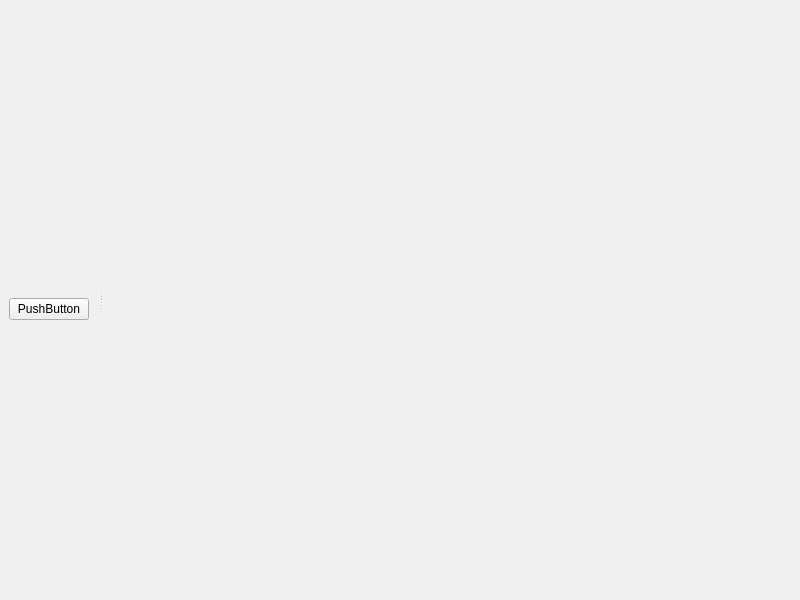
The window that src/CuteOwl/MainWindow.ui (lulzapps/CuteOwl) describes before a commit, drawn with Qt 5.
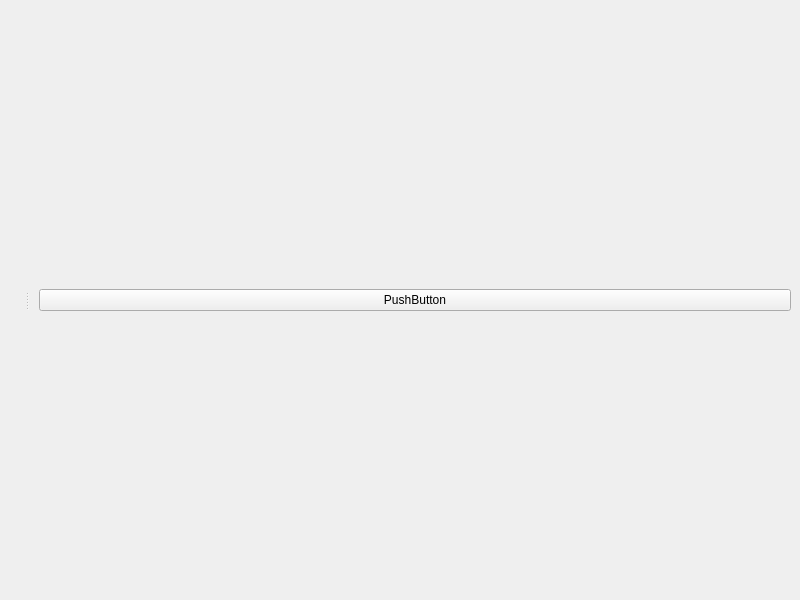
The same window after the commit. Custom widgets are drawn as their Qt base class.

Commit message: adding server panel

```diff
--- a/src/CuteOwl/MainWindow.ui
+++ b/src/CuteOwl/MainWindow.ui
@@ -22,7 +22,15 @@
    </property>
    <layout class="QVBoxLayout" name="verticalLayout">
     <item>
-     <layout class="QHBoxLayout" name="horizontalLayout"/>
+     <layout class="QHBoxLayout" name="horizontalLayout">
+      <item>
+       <widget class="QPushButton" name="pushButton">
+        <property name="text">
+         <string>PushButton</string>
+        </property>
+       </widget>
+      </item>
+     </layout>
     </item>
    </layout>
   </widget>
@@ -39,19 +47,19 @@
    <attribute name="dockWidgetArea">
     <number>1</number>
    </attribute>
-   <widget class="QWidget" name="dockWidgetContents">
-    <layout class="QHBoxLayout" name="horizontalLayout_2">
-     <item>
-      <widget class="QPushButton" name="pushButton">
-       <property name="text">
-        <string>PushButton</string>
-       </property>
-      </widget>
-     </item>
-    </layout>
+   <widget class="owl::ServerPanel" name="dockWidgetContents">
+    <layout class="QHBoxLayout" name="horizontalLayout_2"/>
    </widget>
   </widget>
  </widget>
+ <customwidgets>
+  <customwidget>
+   <class>owl::ServerPanel</class>
+   <extends>QWidget</extends>
+   <header>ServerPanel.h</header>
+   <container>1</container>
+  </customwidget>
+ </customwidgets>
  <resources/>
  <connections/>
 </ui>
```
Left out of the diff: 2 changed lines with no effect on the pictures. The commit also changes 4 other files.
